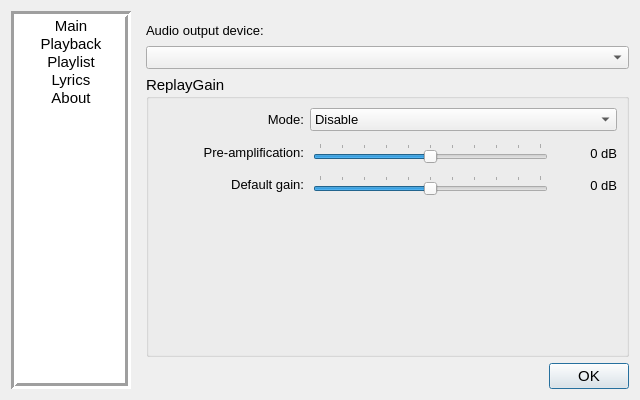
The window that source/ui/configwindow/tp_configwindow.ui (ZXfkSIE/ThousandPlayer) describes before a commit, drawn with Qt 5.
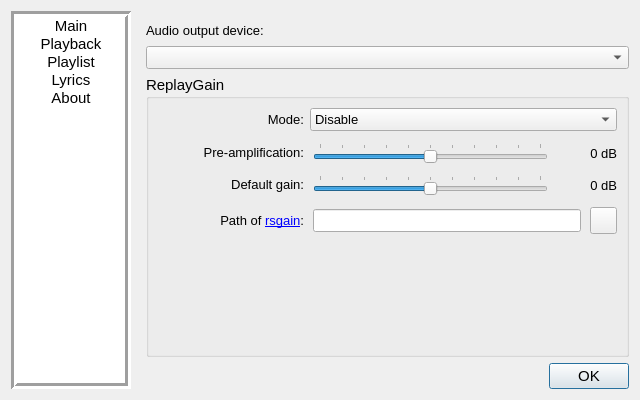
The same window after the commit. The open tabs and pages were chosen to show the change.

```diff
--- a/source/ui/configwindow/tp_configwindow.ui
+++ b/source/ui/configwindow/tp_configwindow.ui
@@ -820,6 +820,84 @@
                </layout>
               </widget>
              </item>
+             <item>
+              <widget class="QWidget" name="container_RsgainPath" native="true">
+               <property name="font">
+                <font>
+                 <pointsize>10</pointsize>
+                </font>
+               </property>
+               <layout class="QHBoxLayout" name="horizontalLayout_13">
+                <property name="spacing">
+                 <number>9</number>
+                </property>
+                <property name="topMargin">
+                 <number>3</number>
+                </property>
+                <property name="bottomMargin">
+                 <number>3</number>
+                </property>
+                <item>
+                 <widget class="QLabel" name="label_RsgainPath">
+                  <property name="sizePolicy">
+                   <sizepolicy hsizetype="Preferred" vsizetype="Fixed">
+                    <horstretch>0</horstretch>
+                    <verstretch>0</verstretch>
+                   </sizepolicy>
+                  </property>
+                  <property name="minimumSize">
+                   <size>
+                    <width>140</width>
+                    <height>0</height>
+                   </size>
+                  </property>
+                  <property name="maximumSize">
+                   <size>
+                    <width>140</width>
+                    <height>16777215</height>
+                   </size>
+                  </property>
+                  <property name="font">
+                   <font>
+                    <pointsize>10</pointsize>
+                   </font>
+                  </property>
+                  <property name="text">
+                   <string>&lt;html&gt;&lt;head/&gt;&lt;body&gt;&lt;p&gt;Path of &lt;a href=&quot;https://github.com/complexlogic/rsgain&quot;&gt;&lt;span style=&quot; text-decoration: underline; color:#0000ff;&quot;&gt;rsgain&lt;/span&gt;&lt;/a&gt;:&lt;/p&gt;&lt;/body&gt;&lt;/html&gt;</string>
+                  </property>
+                  <property name="alignment">
+                   <set>Qt::AlignRight|Qt::AlignTrailing|Qt::AlignVCenter</set>
+                  </property>
+                 </widget>
+                </item>
+                <item>
+                 <widget class="QLineEdit" name="lineEdit_RsgainPath"/>
+                </item>
+                <item>
+                 <widget class="QPushButton" name="pushButton_RsgainPath">
+                  <property name="sizePolicy">
+                   <sizepolicy hsizetype="Fixed" vsizetype="Fixed">
+                    <horstretch>0</horstretch>
+                    <verstretch>0</verstretch>
+                   </sizepolicy>
+                  </property>
+                  <property name="minimumSize">
+                   <size>
+                    <width>27</width>
+                    <height>27</height>
+                   </size>
+                  </property>
+                  <property name="maximumSize">
+                   <size>
+                    <width>27</width>
+                    <height>27</height>
+                   </size>
+                  </property>
+                 </widget>
+                </item>
+               </layout>
+              </widget>
+             </item>
              <item>
               <spacer name="verticalSpacer">
                <property name="orientation">
```
Left out of the diff: 2 changed lines with no effect on the pictures.
